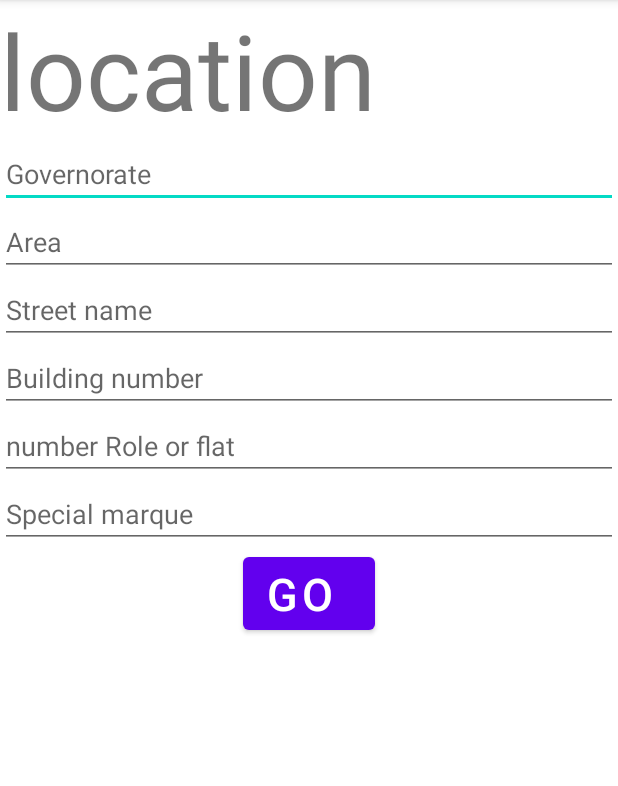
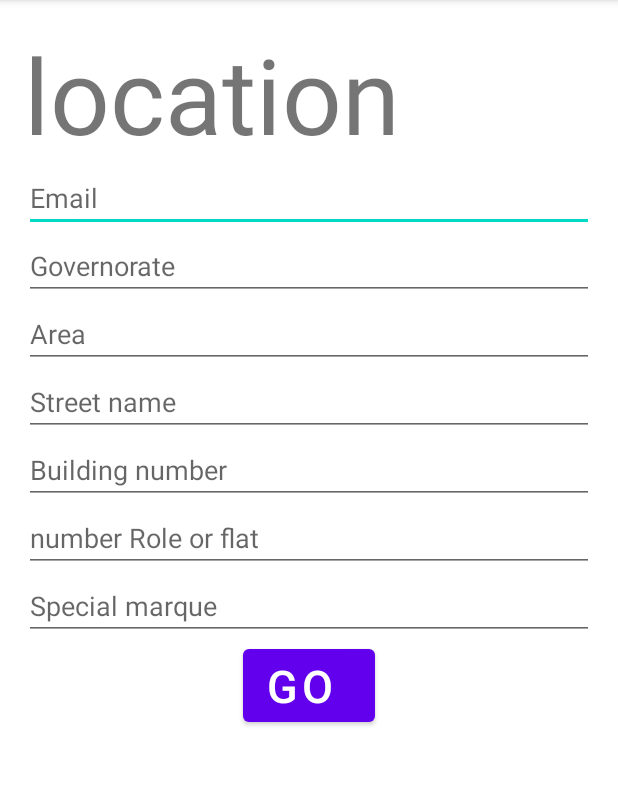
Before and after one commit to AhmedMaad/Stores-App, an Android app: the screen it shows after launch (MainActivity), on a phone screen of 412 x 824 dp, the part 84-870 px from its top. Run offline under Robolectric (Android 15) with nearby library versions, the phone set to English and light mode, and no system bars; our stand-ins replace Firebase (no records; nobody signed in at launch, a user with empty details on screens opened directly).

Commit message:
adding location with email as id

```diff
--- a/app/src/main/java/com/example/stores/ui/MainActivity.java
+++ b/app/src/main/java/com/example/stores/ui/MainActivity.java
@@ -6,27 +6,65 @@ import android.content.Intent;
 import android.os.Bundle;
 import android.view.View;
 import android.widget.EditText;
+import android.widget.Toast;
 
 import com.example.stores.R;
+import com.example.stores.data.Constants;
+import com.example.stores.data.LocationModel;
+import com.google.android.gms.tasks.OnSuccessListener;
+import com.google.firebase.firestore.DocumentReference;
+import com.google.firebase.firestore.FirebaseFirestore;
 
 public class MainActivity extends AppCompatActivity {
-  EditText editText;
+
+    private EditText emailET;
+    private EditText governorateET;
+    private EditText areaET;
+    private EditText streetNameET;
+    private EditText buildingNoET;
+    private EditText flatET;
+    private EditText specialMarkET;
+
+
     @Override
     protected void onCreate(Bundle savedInstanceState) {
         super.onCreate(savedInstanceState);
         setContentView(R.layout.activity_main);
-        editText= findViewById(R.id.vid1);
-        editText = findViewById(R.id.vid2);
-        editText = findViewById(R.id.vid3);
-        editText = findViewById(R.id.vid4);
-        editText = findViewById(R.id.vid5);
-        editText = findViewById(R.id.vid6);
+        emailET = findViewById(R.id.vid0);
+        governorateET = findViewById(R.id.vid1);
+        areaET = findViewById(R.id.vid2);
+        streetNameET = findViewById(R.id.vid3);
+        buildingNoET = findViewById(R.id.vid4);
+        flatET = findViewById(R.id.vid5);
+        specialMarkET = findViewById(R.id.vid6);
     }
 
     public void butomclick(View view) {
-        String retreatedstring = editText.getText().toString();
-        Intent intent =new Intent(MainActivity.this, Restaurants.class);
-        startActivity(intent);
+
+        String writtenEmail = emailET.getText().toString();
+
+        LocationModel location = new LocationModel(
+                writtenEmail
+                , governorateET.getText().toString()
+                , areaET.getText().toString()
+                , streetNameET.getText().toString()
+                , buildingNoET.getText().toString()
+                , flatET.getText().toString()
+                , specialMarkET.getText().toString()
+        );
+
+        FirebaseFirestore.getInstance().collection("location")
+                .document(writtenEmail)
+                .set(location)
+                .addOnSuccessListener(new OnSuccessListener<Void>() {
+                    @Override
+                    public void onSuccess(Void unused) {
+                        Toast.makeText(MainActivity.this, "Location Added", Toast.LENGTH_SHORT).show();
+                        Constants.email = writtenEmail;
+                        Intent intent = new Intent(MainActivity.this, Restaurants.class);
+                        startActivity(intent);
+                    }
+                });
     }
 
 }
--- a/app/src/main/java/com/example/stores/ui/Restaurants.java
+++ b/app/src/main/java/com/example/stores/ui/Restaurants.java
@@ -38,8 +38,8 @@ public class Restaurants extends AppCompatActivity {
             @Override
             public void onItemClick(AdapterView<?> parent, View view, int position, long id) {
 
-                Intent intent =new Intent(this,Products.class);
-                intent.putExtra("choclet", )
+                /*Intent intent =new Intent(this,Products.class);
+                intent.putExtra("choclet", )*/
             }
 
         });
--- a/app/src/main/res/layout/activity_main.xml
+++ b/app/src/main/res/layout/activity_main.xml
@@ -4,49 +4,51 @@
     xmlns:tools="http://schemas.android.com/tools"
     android:layout_width="match_parent"
     android:layout_height="match_parent"
-    tools:context=".ui.MainActivity"
-    android:orientation="vertical">
-
+    android:orientation="vertical"
+    android:padding="16dp"
+    tools:context=".ui.MainActivity">
 
     <TextView
         android:layout_width="wrap_content"
         android:layout_height="wrap_content"
         android:text="location"
-    android:textSize="70sp"
-    app:layout_constraintBottom_toBottomOf="parent"
-    app:layout_constraintLeft_toLeftOf="parent"
-    app:layout_constraintRight_toRightOf="parent"
-    app:layout_constraintTop_toTopOf="parent"/>
+        android:textSize="70sp" />
+
+    <EditText
+        android:id="@+id/vid0"
+        android:layout_width="match_parent"
+        android:layout_height="wrap_content"
+        android:hint="Email" />
 
     <EditText
         android:id="@+id/vid1"
         android:layout_width="match_parent"
         android:layout_height="wrap_content"
-    android:hint="Governorate"/>
+        android:hint="Governorate" />
 
     <EditText
         android:id="@+id/vid2"
         android:layout_width="match_parent"
         android:layout_height="wrap_content"
-        android:hint="Area"/>
+        android:hint="Area" />
 
     <EditText
         android:id="@+id/vid3"
         android:layout_width="match_parent"
         android:layout_height="wrap_content"
-        android:hint="Street name"/>
+        android:hint="Street name" />
 
     <EditText
         android:id="@+id/vid4"
         android:layout_width="match_parent"
         android:layout_height="wrap_content"
-        android:hint="Building number"/>
+        android:hint="Building number" />
 
     <EditText
         android:id="@+id/vid5"
         android:layout_width="match_parent"
         android:layout_height="wrap_content"
-        android:hint="number Role or flat"/>
+        android:hint="number Role or flat" />
 
     <EditText
         android:id="@+id/vid6"
@@ -55,17 +57,13 @@
         android:hint="Special marque" />
 
     <Button
+        android:layout_width="wrap_content"
+        android:layout_height="wrap_content"
         android:layout_gravity="center"
         android:gravity="bottom"
-        android:layout_width="wrap_content"
-        android:layout_height="wrap_content"
+        android:onClick="butomclick"
         android:text="go"
-        android:textSize="30sp"
-        android:onClick="butomclick"/>
-
-
-
-
+        android:textSize="30sp" />
 
 
 </LinearLayout>
--- a/build.gradle
+++ b/build.gradle
@@ -6,7 +6,7 @@ buildscript {
     }
     dependencies {
         classpath "com.android.tools.build:gradle:4.1.2"
-
+        classpath 'com.google.gms:google-services:4.3.8'
         // NOTE: Do not place your application dependencies here; they belong
         // in the individual module build.gradle files
     }
```
Also changed, not shown: app/build.gradle (+8 -1 lines), app/src/main/java/com/example/stores/data/Constants.java (added, +7 -0 lines), app/src/main/java/com/example/stores/data/LocationModel.java (added, +55 -0 lines), 1 other file. Lines whose indentation alone changed are shown as unchanged.
